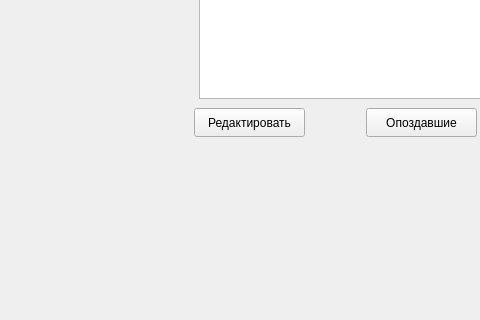
The window that mainwindow.ui (keptyouwaitinghuh/Default) describes before a commit, drawn with Qt 5; both pictures show x 316 to 796 and y 372 to 692 of the 930 by 692 pixel window.
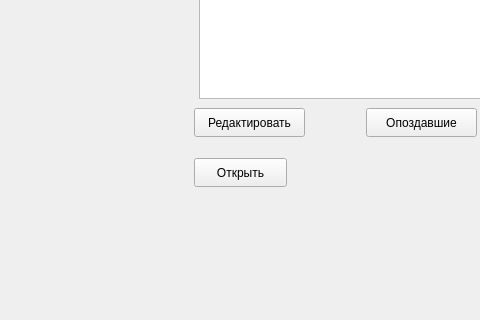
The same window after the commit.

```diff
--- a/mainwindow.ui
+++ b/mainwindow.ui
@@ -215,6 +215,19 @@
      </rect>
     </property>
    </widget>
+   <widget class="QPushButton" name="openButton">
+    <property name="geometry">
+     <rect>
+      <x>510</x>
+      <y>530</y>
+      <width>93</width>
+      <height>29</height>
+     </rect>
+    </property>
+    <property name="text">
+     <string>Открыть</string>
+    </property>
+   </widget>
   </widget>
   <widget class="QMenuBar" name="menubar">
    <property name="geometry">
```
